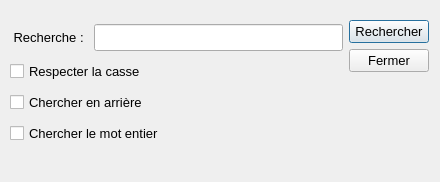
Before: the Qt Designer form BlocNotes/finddialog.ui in TheoMichaud/Apprendre_QT, drawn with Qt 5.
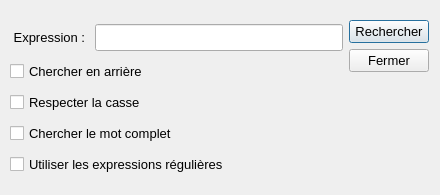
After: the same form once the commit is applied.

Commit message: ajout recherche avec expression régulière

Patch:
```diff
--- a/BlocNotes/finddialog.ui
+++ b/BlocNotes/finddialog.ui
@@ -7,19 +7,19 @@
     <x>0</x>
     <y>0</y>
     <width>440</width>
-    <height>182</height>
+    <height>195</height>
    </rect>
   </property>
   <property name="windowTitle">
    <string>Rechercher...</string>
   </property>
-  <widget class="QWidget" name="">
+  <widget class="QWidget" name="layoutWidget">
    <property name="geometry">
     <rect>
      <x>10</x>
      <y>20</y>
      <width>419</width>
-     <height>132</height>
+     <height>164</height>
     </rect>
    </property>
    <layout class="QHBoxLayout" name="horizontalLayout_2">
@@ -35,7 +35,7 @@
            </font>
           </property>
           <property name="text">
-           <string> Recherche : </string>
+           <string> Expression : </string>
           </property>
          </widget>
         </item>
@@ -53,18 +53,6 @@
         </item>
        </layout>
       </item>
-      <item>
-       <widget class="QCheckBox" name="checkBoxCasse">
-        <property name="font">
-         <font>
-          <pointsize>10</pointsize>
-         </font>
-        </property>
-        <property name="text">
-         <string>Respecter la casse</string>
-        </property>
-       </widget>
-      </item>
       <item>
        <widget class="QCheckBox" name="checkBoxArriere">
         <property name="font">
@@ -77,6 +65,18 @@
         </property>
        </widget>
       </item>
+      <item>
+       <widget class="QCheckBox" name="checkBoxCasse">
+        <property name="font">
+         <font>
+          <pointsize>10</pointsize>
+         </font>
+        </property>
+        <property name="text">
+         <string>Respecter la casse</string>
+        </property>
+       </widget>
+      </item>
       <item>
        <widget class="QCheckBox" name="checkBoxMotEntier">
         <property name="font">
@@ -85,7 +85,19 @@
          </font>
         </property>
         <property name="text">
-         <string>Chercher le mot entier</string>
+         <string>Chercher le mot complet</string>
+        </property>
+       </widget>
+      </item>
+      <item>
+       <widget class="QCheckBox" name="checkBoxExpReg">
+        <property name="font">
+         <font>
+          <pointsize>10</pointsize>
+         </font>
+        </property>
+        <property name="text">
+         <string>Utiliser les expressions régulières</string>
         </property>
        </widget>
       </item>
```
The commit also changes 5 other files.
